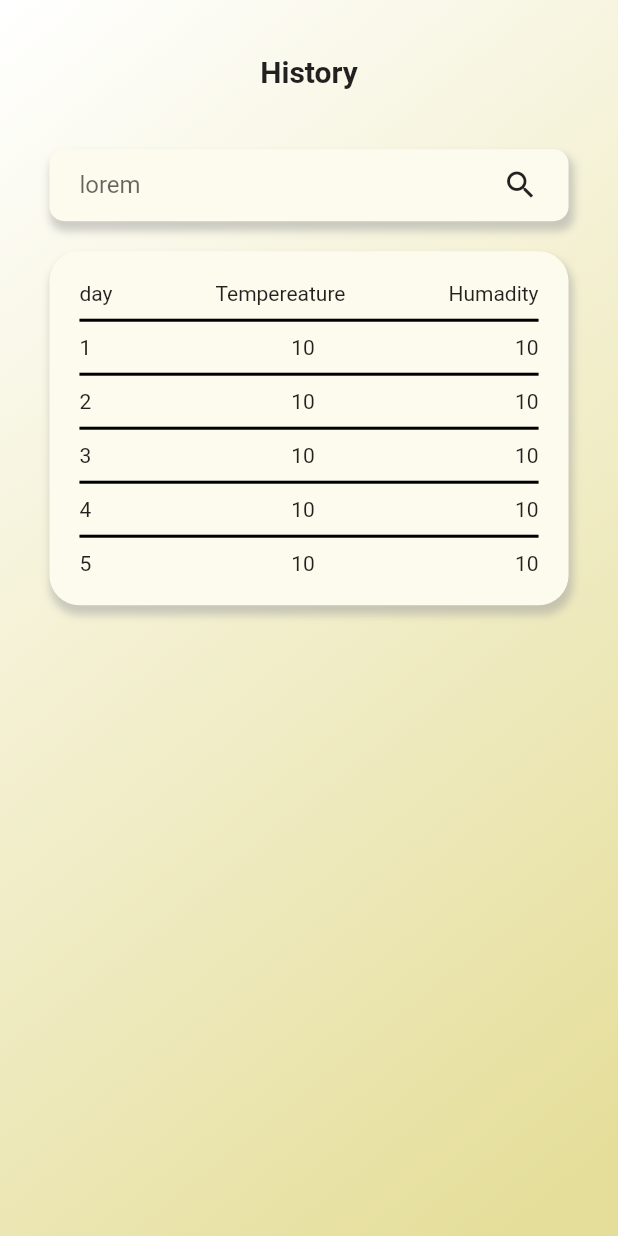
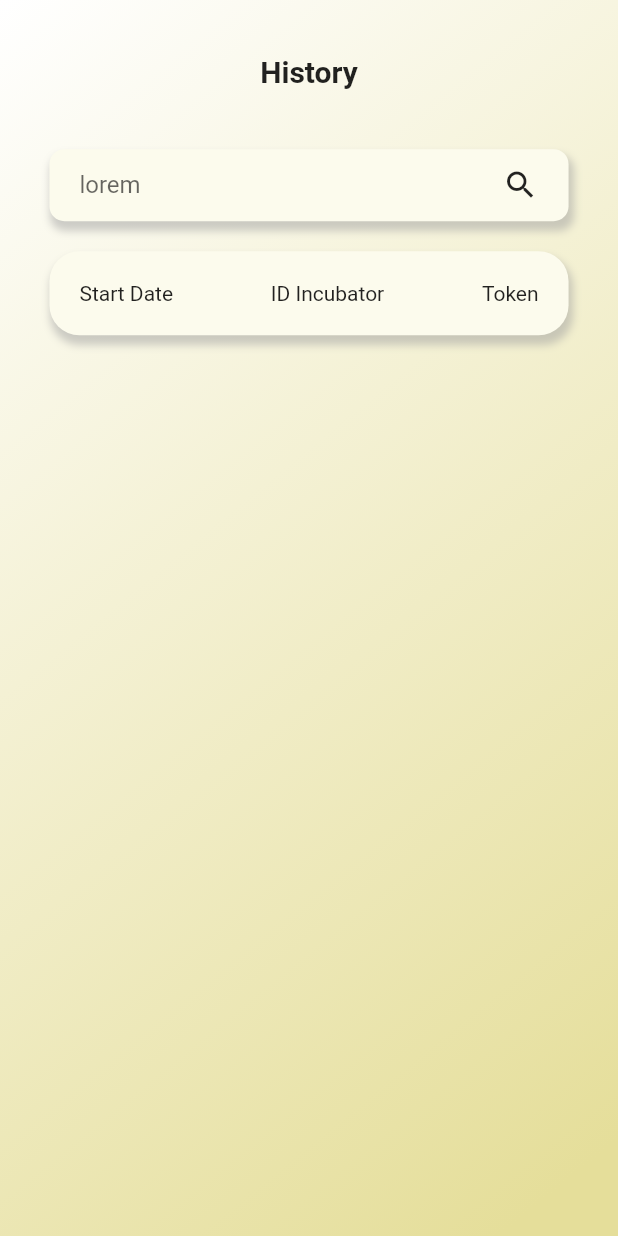
Before and after one commit to Akhdanre/Tetas.in, a Flutter app: the HistoryScreen screen opened directly, on a phone screen of 412 x 824 dp. Run offline on Flutter 3.47's test engine with Material 2 defaults, Android fonts, the light colour scheme and no system bars; our stand-ins replace bloc, flutter_bloc, shared_preferences; accounts and stored records are empty; generated files the repository leaves out were written again.

Commit message:
adjust minor

```diff
--- a/lib/config/base_url.dart
+++ b/lib/config/base_url.dart
@@ -1,5 +1,5 @@
 class BaseUrl {
-  static String host = "172.16.106.73";
+  static String host = "192.168.1.20";
   static int port = 8000;
   static List<String> type = ["api", "ws"];
 
--- a/lib/src/bussines_logic/cubit/auth_cubit.dart
+++ b/lib/src/bussines_logic/cubit/auth_cubit.dart
@@ -17,6 +17,7 @@ class AuthCubit extends Cubit<AuthState> {
     try {
       emit(AuthLoading());
 
+      if (username.length >= 7 && password.length >= 8) {
         final data = await loginRequest(
             LoginRequest(username: username, password: password));
         var jsonData = jsonDecode(data);
@@ -28,9 +29,12 @@ class AuthCubit extends Cubit<AuthState> {
         } else {
           emit(AuthError(message: "Invalid credentials"));
         }
+      } else {
+        emit(AuthError(message: "field harus lebih dari 8 karakter"));
+      }
     } catch (e) {
       log("error : $e");
-      emit(AuthError(message: "An error occurred during login."));
+      emit(AuthError(message: "cek kembali username dan password"));
     }
   }
 
--- a/lib/src/bussines_logic/cubit/register_cubit.dart
+++ b/lib/src/bussines_logic/cubit/register_cubit.dart
@@ -35,7 +35,7 @@ class RegisterCubit extends Cubit<RegisterState> {
       }
     } catch (e) {
       log("error : $e");
-      emit(RegisterError(message: "An error occurred during register."));
+      emit(RegisterError(message: "Cek kembali data field anda"));
     }
   }
 
--- a/lib/src/presentation/pages/history_screen.dart
+++ b/lib/src/presentation/pages/history_screen.dart
@@ -87,14 +87,14 @@ class _HistoryScreenState extends State<HistoryScreen> {
                         const Row(
                           mainAxisAlignment: MainAxisAlignment.spaceBetween,
                           children: [
-                            Text("day"),
-                            Text("Tempereature"),
-                            Text("Humadity"),
+                            Text("Start Date"),
+                            Text("ID Incubator"),
+                            Text("Token"),
                           ],
                         ),
                         ListView.builder(
                           shrinkWrap: true,
-                          itemCount: 5,
+                          itemCount: 0,
                           itemBuilder: (context, index) => Column(
                             children: [
                               const Divider(
@@ -106,9 +106,9 @@ class _HistoryScreenState extends State<HistoryScreen> {
                                 mainAxisAlignment:
                                     MainAxisAlignment.spaceBetween,
                                 children: [
-                                  Text("${index + 1}"),
-                                  Text("$tempValue"),
-                                  Text("$humdValue"),
+                                  Text("8/12/2023"),
+                                  Text("INK0004"),
+                                  Text("ikbclzpeyk"),
                                 ],
                               ),
                             ],
--- a/lib/src/presentation/pages/language_selection_screen.dart
+++ b/lib/src/presentation/pages/language_selection_screen.dart
@@ -15,7 +15,7 @@ class LanguageSelectionScreen extends StatefulWidget {
 class _LanguageSelectionScreenState extends State<LanguageSelectionScreen> {
   TextEditingController textEdit = TextEditingController();
   String selectedLanguage = 'English';
-  List<String> languages = ['English', 'Spanish', 'French'];
+  List<String> languages = ['English', 'Indonesia'];
 
   @override
   Widget build(BuildContext context) {
--- a/lib/src/presentation/pages/list_inkubators_screen.dart
+++ b/lib/src/presentation/pages/list_inkubators_screen.dart
@@ -12,8 +12,8 @@ class ListInkubatorsPage extends StatefulWidget {
 }
 
 class _ListInkubatorsPageState extends State<ListInkubatorsPage> {
-  List<String> inkubatorData = List.generate(
-      50, (index) => index > 8 ? "INK00${index + 1}" : "INK000${index + 1}");
+  List<String> inkubatorData =
+      List.generate(5, (index) => "INK000${index + 1}");
 
   @override
   Widget build(BuildContext context) {
--- a/lib/src/presentation/pages/login_screen.dart
+++ b/lib/src/presentation/pages/login_screen.dart
@@ -8,7 +8,6 @@ import 'package:tetas_in/src/utils/color_string.dart';
 import 'package:tetas_in/src/utils/size_config.dart';
 import 'package:tetas_in/src/presentation/pages/base_screen.dart';
 import 'package:tetas_in/src/presentation/widgets/background.dart';
-import 'package:tetas_in/src/presentation/widgets/forgot_pass_widget.dart';
 import 'package:tetas_in/src/presentation/widgets/regard_widget.dart';
 import 'package:tetas_in/src/presentation/widgets/text_form_field_custom.dart';
 
@@ -110,7 +109,6 @@ class _LoginScreenState extends State<LoginScreen> {
                 const SizedBox(
                   height: 20,
                 ),
-                const ForgotPassTextWidget(),
                 const Spacer(),
                 Column(
                   children: [
@@ -135,7 +133,7 @@ class _LoginScreenState extends State<LoginScreen> {
                     Row(
                       mainAxisAlignment: MainAxisAlignment.center,
                       children: [
-                        const Text("Don't have an account? "),
+                        const Text("Belum punya akun? "),
                         GestureDetector(
                           onTap: () {
                             Navigator.push(
--- a/lib/src/presentation/pages/profile_screen.dart
+++ b/lib/src/presentation/pages/profile_screen.dart
@@ -18,6 +18,8 @@ class _ProfilePageState extends State<ProfilePage> {
   @override
   Widget build(BuildContext context) {
     SizeConfig screen = SizeConfig(context);
+    name.text = "akhdan robbani";
+
     return Scaffold(
       body: SafeArea(
           child: Background(
@@ -60,7 +62,7 @@ class _ProfilePageState extends State<ProfilePage> {
                         title: "Email", textHint: "", controller: email),
                     TextFieldCustomAll(
                         title: "Incubator Active",
-                        textHint: "",
+                        textHint: "INK0004",
                         controller: email),
                     const Spacer(),
                     ElevatedButton(
@@ -72,7 +74,7 @@ class _ProfilePageState extends State<ProfilePage> {
                           backgroundColor: yellowString,
                           minimumSize: const Size.fromHeight(40)),
                       child: const Text(
-                        "SAVE",
+                        "SAVE ",
                         style: TextStyle(color: Colors.black, fontSize: 18),
                       ),
                     ),
--- a/pubspec.yaml
+++ b/pubspec.yaml
@@ -42,6 +42,7 @@ dependencies:
   shared_preferences: ^2.2.2
   web_socket_channel: ^2.4.0
   intl: ^0.18.0
+  # fl_chart: ^0.65.0
 
 dev_dependencies:
   flutter_test:
```
Also changed, not shown: lib/src/presentation/pages/detail_history.dart (added, +35 -0 lines), lib/src/presentation/pages/evolution_screen.dart (+6 -5 lines), lib/src/presentation/pages/home_screen.dart (+4 -4 lines), lib/src/presentation/pages/signup_screen.dart (+7 -10 lines). Lines whose indentation alone changed are shown as unchanged.
